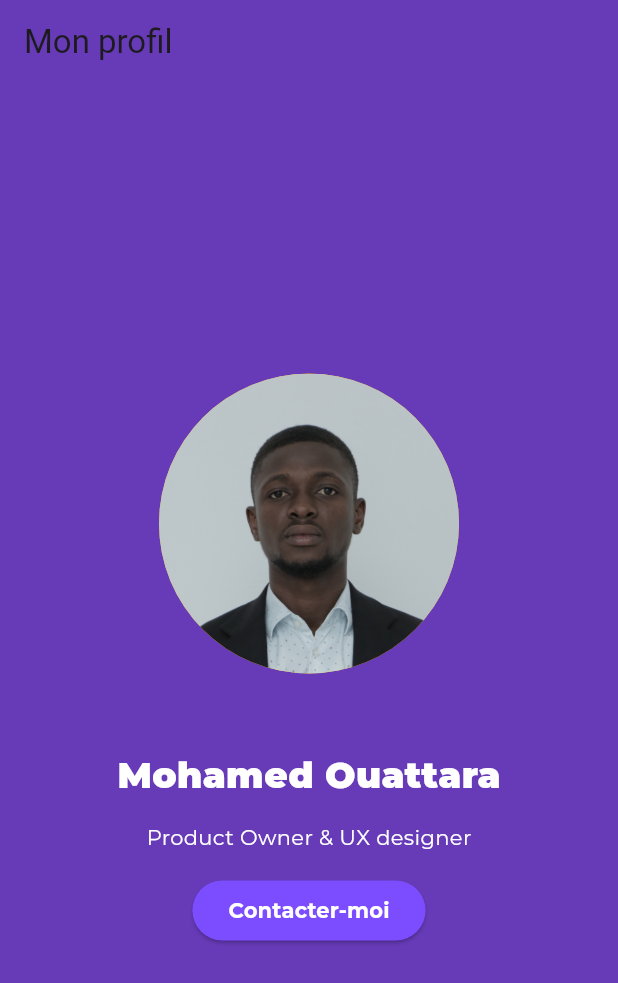
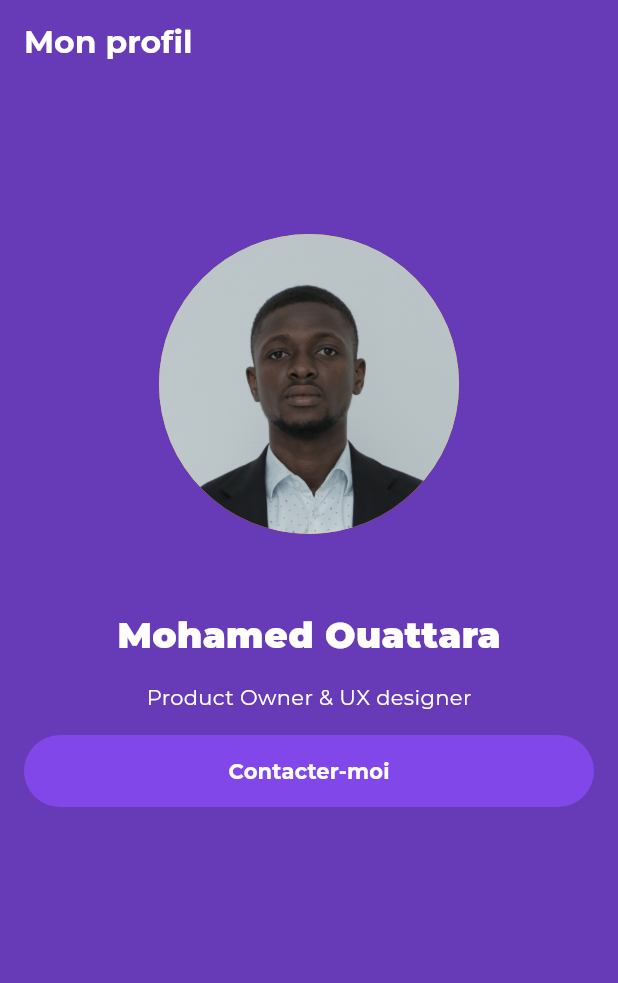
Before and after one commit to MohameddOuattara/flutter_projects, a Flutter app: the screen it shows after launch, on a phone screen of 412 x 824 dp. Shown: the top 983 px of the screen. Run offline on Flutter 3.47's test engine with Material 2 defaults, Android fonts, the phone set to English and light mode, and no system bars.

Commit message:
First commit

```diff
--- a/lib/main.dart
+++ b/lib/main.dart
@@ -2,8 +2,9 @@ import 'package:flutter/material.dart';
 import 'pages/presentation.dart';
 // import 'pages/description.dart';
 
-
-void main() {runApp(const MonProfil());}
+void main() {
+  runApp(const MonProfil());
+}
 
 class MonProfil extends StatelessWidget {
   const MonProfil({super.key});
@@ -12,6 +13,7 @@ class MonProfil extends StatelessWidget {
   Widget build(BuildContext context) {
     return MaterialApp(
       title: 'Mon profil personnel',
+      debugShowCheckedModeBanner: false,
       theme: ThemeData(
           colorSchemeSeed: const Color(0xff6750a4), useMaterial3: true),
       home: const PagePresentation(),
--- a/lib/pages/presentation.dart
+++ b/lib/pages/presentation.dart
@@ -8,19 +8,26 @@ class PagePresentation extends StatelessWidget {
   Widget build(BuildContext context) {
     return MaterialApp(
       title: 'Mon profil personnel',
+      debugShowCheckedModeBanner: false,
       theme: ThemeData(
           colorSchemeSeed: const Color(0xff6750a4), useMaterial3: true),
       home: Scaffold(
         backgroundColor: Colors.deepPurple,
         appBar: AppBar(
           title: const Text('Mon profil'),
+          titleTextStyle: const TextStyle(
+              fontFamily: 'Montserrat',
+              fontSize: 21,
+              fontWeight: FontWeight.bold,
+              color: Colors.white),
           backgroundColor: Colors.transparent,
           elevation: 0.0,
         ),
         body: Center(
           child: Column(
-            mainAxisAlignment: MainAxisAlignment.center,
+            // mainAxisAlignment: MainAxisAlignment.center,
             children: [
+              const SizedBox(height: 100.0),
               const CircleAvatar(
                 maxRadius: 100.0,
                 backgroundImage:
@@ -48,8 +55,12 @@ class PagePresentation extends StatelessWidget {
               Center(
                 child: ElevatedButton(
                   style: const ButtonStyle(
-                      backgroundColor:
-                          MaterialStatePropertyAll(Colors.deepPurpleAccent)),
+                      elevation: MaterialStatePropertyAll(0),
+                      fixedSize: MaterialStatePropertyAll(Size.fromWidth(380)),
+                      padding: MaterialStatePropertyAll(
+                          EdgeInsets.symmetric(vertical: 14.0)),
+                      backgroundColor: MaterialStatePropertyAll(
+                          Color.fromARGB(255, 130, 71, 232))),
                   onPressed: () {
                     Navigator.push(
                       context,
```
